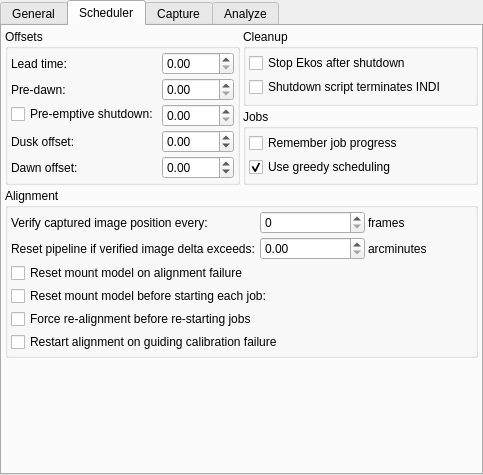
This is kstars/ekos/opsekos.ui in KDE/kstars as Qt 5 draws it before an edit. The edited form follows.
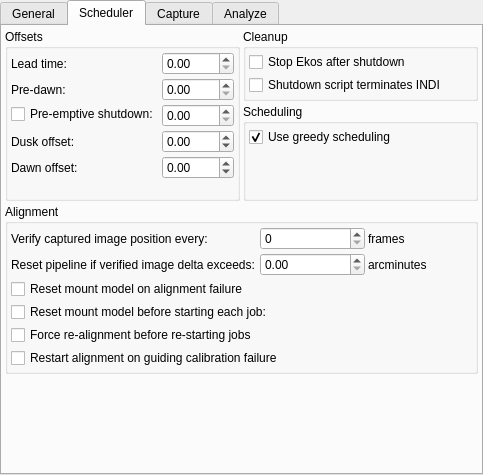
This is the edited form. The open tabs and pages were chosen to show the change. Icons and pictures are not drawn.

Patch:
```diff
--- a/kstars/ekos/opsekos.ui
+++ b/kstars/ekos/opsekos.ui
@@ -362,7 +362,7 @@
     <item row="1" column="1">
      <widget class="QGroupBox" name="groupBox_8">
       <property name="title">
-       <string>Jobs</string>
+       <string>Scheduling</string>
       </property>
       <layout class="QVBoxLayout" name="verticalLayout_7">
        <property name="spacing">
@@ -380,19 +380,6 @@
        <property name="bottomMargin">
         <number>3</number>
        </property>
-       <item>
-        <widget class="QCheckBox" name="kcfg_RememberJobProgress">
-         <property name="toolTip">
-          <string>&lt;html&gt;&lt;head/&gt;&lt;body&gt;&lt;p&gt;When processing a scheduled job, resume the sequence starting from the last image present in storage.&lt;/p&gt;&lt;/body&gt;&lt;/html&gt;</string>
-         </property>
-         <property name="text">
-          <string>Remember job progress</string>
-         </property>
-         <property name="checked">
-          <bool>false</bool>
-         </property>
-        </widget>
-       </item>
        <item>
         <widget class="QCheckBox" name="kcfg_GreedyScheduling">
          <property name="toolTip">
@@ -406,6 +393,19 @@
          </property>
         </widget>
        </item>
+       <item>
+        <spacer name="verticalSpacer_5">
+         <property name="orientation">
+          <enum>Qt::Vertical</enum>
+         </property>
+         <property name="sizeHint" stdset="0">
+          <size>
+           <width>20</width>
+           <height>40</height>
+          </size>
+         </property>
+        </spacer>
+       </item>
       </layout>
      </widget>
     </item>
@@ -712,7 +712,7 @@
         </layout>
        </item>
        <item>
-        <widget class="QCheckBox" name="kcfg_AlwaysResetSequenceWhenStarting">
+        <widget class="QCheckBox" name="kcfg_RememberJobProgress">
          <property name="toolTip">
           <string>&lt;html&gt;&lt;head/&gt;&lt;body&gt;&lt;p&gt;When starting to process a sequence list, reset all capture counts to zero. Scheduler overrides this option when Remember job progress is enabled.&lt;/p&gt;&lt;/body&gt;&lt;/html&gt;</string>
          </property>
```
Left out of the diff: 4 changed lines with no effect on the pictures.
